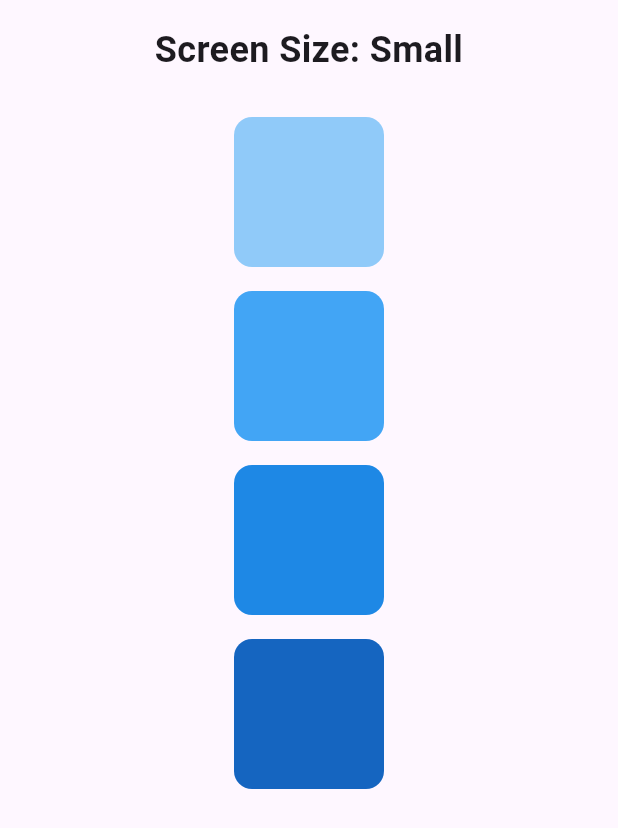
After one commit to Jacob-Chircop/CPD-Jacob-Chircop-SWD62B, a Flutter app: the ResponsiveScreen screen opened directly, on a phone screen of 412 x 824 dp. The commit adds this screen. Shown: the top 828 px of the screen. Run offline on Flutter 3.47's test engine with Material 3 defaults, Android fonts, the phone set to English and light mode, and no system bars; our stand-ins replace firebase_core, firebase_database, flutter_local_notifications, flutter_map, geocoding, geolocator and 2 more; accounts and stored records are empty.

Commit message:
Added Responsive Screen

```diff
--- a/jacob_chircop_cpd_app/lib/main.dart
+++ b/jacob_chircop_cpd_app/lib/main.dart
@@ -3,6 +3,7 @@ import 'package:firebase_core/firebase_core.dart';
 import 'package:flutter_local_notifications/flutter_local_notifications.dart';
 import 'dart:io' show Platform;
 import 'package:geolocator/geolocator.dart';
+//import 'package:jacob_chircop_cpd_app/responsive_screen.dart';
 import 'notification_helper.dart';
 import 'saved_locations_screen.dart';
 import 'location_service.dart';
@@ -12,6 +13,9 @@ import 'package:google_fonts/google_fonts.dart';
 final FlutterLocalNotificationsPlugin flutterLocalNotificationsPlugin =
     FlutterLocalNotificationsPlugin();
 
+// void main() {
+//   runApp(const MaterialApp(home: ResponsiveScreen()));
+// }
 void main() async {
   WidgetsFlutterBinding.ensureInitialized();
   await Firebase.initializeApp();
--- /dev/null
+++ b/jacob_chircop_cpd_app/lib/responsive_screen.dart
@@ -0,0 +1,65 @@
+import 'package:flutter/material.dart';
+
+class ResponsiveScreen extends StatelessWidget {
+  const ResponsiveScreen({super.key});
+
+  @override
+  Widget build(BuildContext context) {
+    return Scaffold(
+      body: LayoutBuilder(
+        builder: (context, constraints) {
+          final width = constraints.maxWidth;
+          String screenSize = "Small";
+
+          if (width >= 1024) {
+            screenSize = "Large";
+          } else if (width >= 600) {
+            screenSize = "Medium";
+          }
+
+          return Padding(
+            padding: const EdgeInsets.all(16),
+            child: Column(
+              crossAxisAlignment: CrossAxisAlignment.stretch,
+              children: [
+                Text(
+                  'Screen Size: $screenSize',
+                  style: const TextStyle(
+                    fontSize: 24,
+                    fontWeight: FontWeight.bold,
+                  ),
+                  textAlign: TextAlign.center,
+                ),
+                const SizedBox(height: 20),
+                Expanded(
+                  child: width < 600
+                      ? Column(
+                          children: _buildBoxes(),
+                        )
+                      : Row(
+                          mainAxisAlignment: MainAxisAlignment.spaceAround,
+                          children: _buildBoxes(),
+                        ),
+                ),
+              ],
+            ),
+          );
+        },
+      ),
+    );
+  }
+
+  List<Widget> _buildBoxes() {
+    return List.generate(4, (index) {
+      return Container(
+        width: 100,
+        height: 100,
+        margin: const EdgeInsets.all(8),
+        decoration: BoxDecoration(
+          color: Colors.blue[(index + 1) * 200],
+          borderRadius: BorderRadius.circular(12),
+        ),
+      );
+    });
+  }
+}
```
Also changed, not shown: 4 other files.
